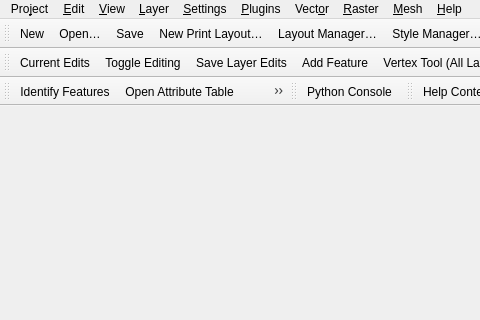
First picture: the form in src/ui/qgisapp.ui, repository qgis/QGIS, before the edit; both pictures show x 0 to 480 and y 0 to 320 of the 1064 by 506 pixel window.
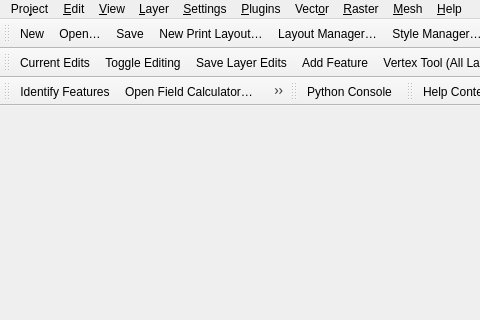
Second picture: the form after the edit. Icons and pictures are not drawn.

Commit message: open attribute table filter options in toolbar

What changed in the file:
```diff
--- a/src/ui/qgisapp.ui
+++ b/src/ui/qgisapp.ui
@@ -581,7 +581,6 @@
     <bool>true</bool>
    </attribute>
    <addaction name="mActionIdentify"/>
-   <addaction name="mActionOpenTable"/>
    <addaction name="mActionOpenFieldCalc"/>
    <addaction name="mActionStatisticalSummary"/>
    <addaction name="mActionMapTips"/>
```
Left out of the diff: 26 changed lines with no effect on the pictures. The commit also changes 4 other files.
